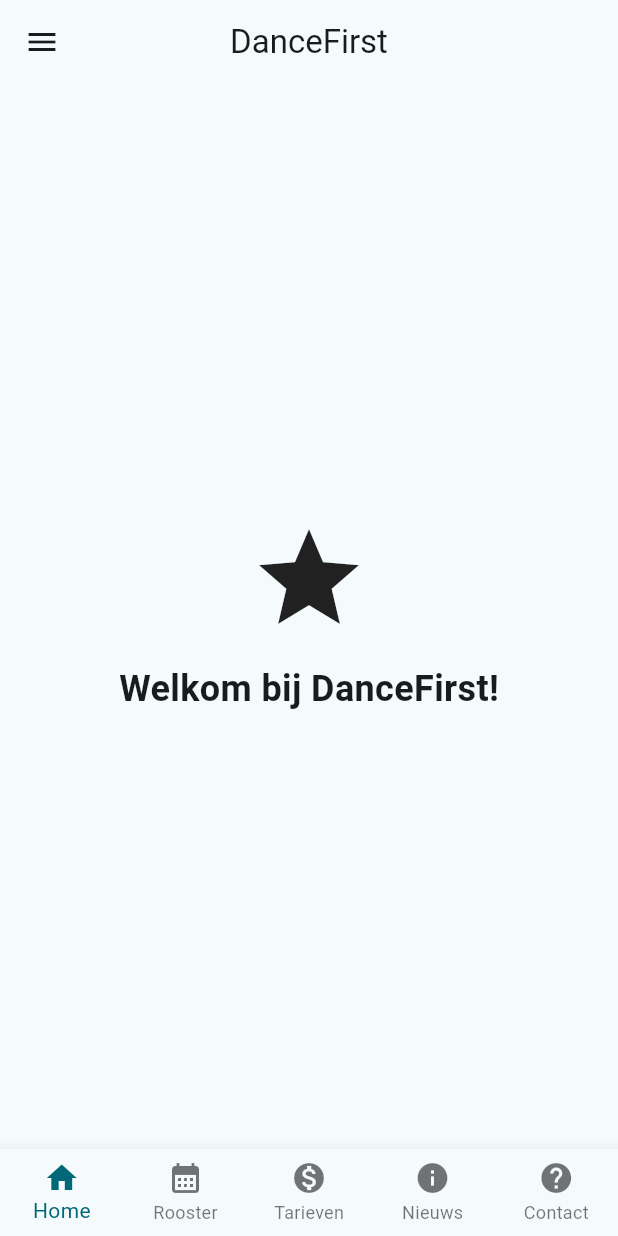
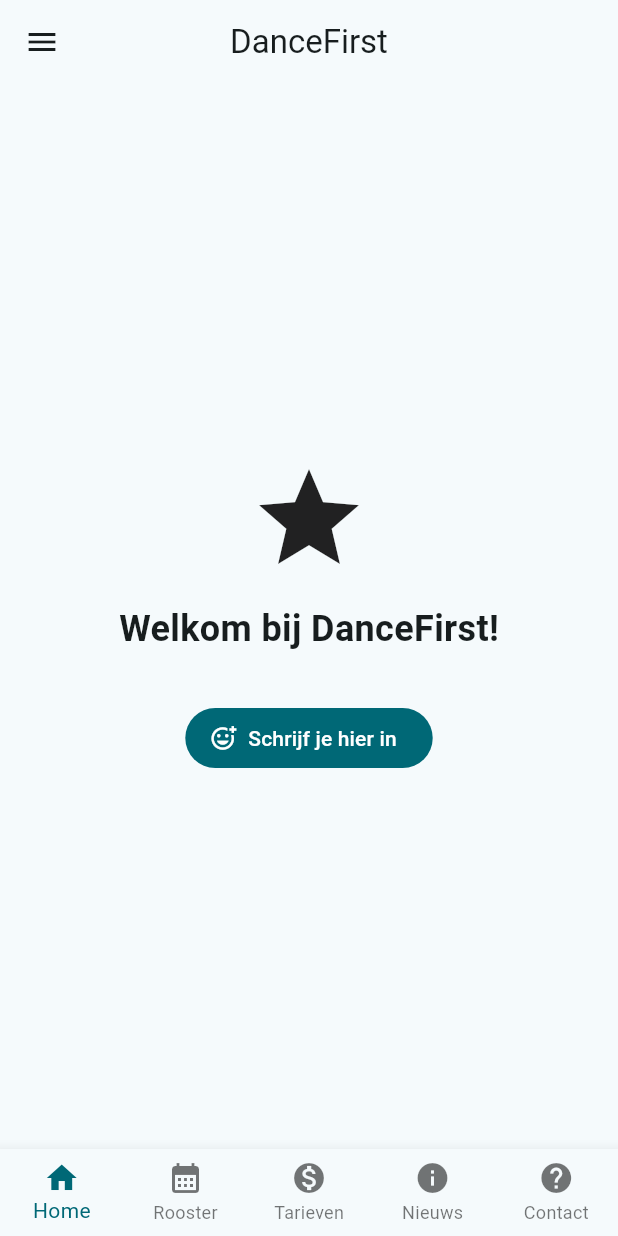
Before and after one commit to plotsklapps/DANCEFIRST, a Flutter app: the screen it shows once a user with an empty profile is signed in, on a phone screen of 412 x 824 dp. Run offline on Flutter 3.47's test engine with Material 3 defaults, Android fonts, the phone set to English and light mode, and no system bars; drawn by our look-alikes of toastification; our stand-ins replace cloud_firestore, firebase_analytics, firebase_auth, firebase_core, google_fonts, logger and 3 more; missing offline and left inert: firebase_app_check; accounts and stored records are empty; Roboto replaces fonts that are missing (Questrial); statements that could not run were skipped.

Commit message:
- Profielswitchen nu mogelijk; - Onboarding compleet.

```diff
--- a/lib/screens/homescreen/home_screen.dart
+++ b/lib/screens/homescreen/home_screen.dart
@@ -1,6 +1,8 @@
 import 'package:dancefirst/screens/homescreen/drawer_widget.dart';
+import 'package:dancefirst/screens/registration/registration_screen.dart';
 import 'package:dancefirst/screens/rooster_screen.dart';
 import 'package:dancefirst/screens/tarieven_screen.dart';
+import 'package:dancefirst/services/firestore_service.dart';
 import 'package:firebase_auth/firebase_auth.dart';
 import 'package:flutter/material.dart';
 
@@ -17,8 +19,10 @@ class HomeScreen extends StatefulWidget {
 
 class _HomeScreenState extends State<HomeScreen> {
   final PageController _pageController = PageController();
+  final FirestoreService _firestoreService = FirestoreService();
 
   int _currentIndex = 0;
+  String? _activeProfileId;
 
   final List<String> _appbarTitles = const <String>[
     'DanceFirst',
@@ -48,37 +52,120 @@ class _HomeScreenState extends State<HomeScreen> {
             _currentIndex = i;
           });
         },
-        children: const <Widget>[
-          Center(
+        children: <Widget>[
+          StreamBuilder<List<Map<String, dynamic>>>(
+            stream: _firestoreService.getProfilesStream(user?.uid ?? ''),
+            builder:
+                (
+                  BuildContext context,
+                  AsyncSnapshot<List<Map<String, dynamic>>> snapshot,
+                ) {
+                  final List<Map<String, dynamic>>? profiles = snapshot.data;
+                  if (profiles == null || profiles.isEmpty) {
+                    return Center(
                       child: Column(
                         mainAxisAlignment: MainAxisAlignment.center,
                         children: <Widget>[
-                Icon(Icons.star, size: 80),
-                SizedBox(height: 16),
-                Text(
+                          const Icon(Icons.star, size: 80),
+                          const SizedBox(height: 16),
+                          const Text(
                             'Welkom bij DanceFirst!',
                             style: TextStyle(
                               fontSize: 24,
                               fontWeight: FontWeight.bold,
                             ),
                           ),
+                          const SizedBox(height: 32),
+                          FilledButton.icon(
+                            onPressed: () async {
+                              await Navigator.push(
+                                context,
+                                MaterialPageRoute<void>(
+                                  builder: (_) => const RegistrationScreen(),
+                                ),
+                              );
+                            },
+                            icon: const Icon(Icons.add_reaction_outlined),
+                            label: const Text('Schrijf je hier in'),
+                          ),
                         ],
                       ),
+                    );
+                  }
+
+                  // Set default active profile if null.
+                  if (_activeProfileId == null ||
+                      !profiles.any(
+                        (Map<String, dynamic> p) => p['id'] == _activeProfileId,
+                      )) {
+                    _activeProfileId = profiles.first['id'] as String;
+                  }
+
+                  final Map<String, dynamic> activeProfile = profiles
+                      .firstWhere(
+                        (Map<String, dynamic> p) => p['id'] == _activeProfileId,
+                      );
+
+                  return Center(
+                    child: Column(
+                      mainAxisAlignment: MainAxisAlignment.center,
+                      children: <Widget>[
+                        Icon(
+                          Icons.star,
+                          size: 80,
+                          color: Theme.of(context).colorScheme.primary,
                         ),
-          RoosterScreen(),
-          TarievenScreen(),
-          Center(child: Text('Nieuws Content')),
-          Center(child: Text('Contact Content')),
+                        const SizedBox(height: 16),
+                        Text(
+                          'Hoi, ${activeProfile['firstName']}!',
+                          style: const TextStyle(
+                            fontSize: 24,
+                            fontWeight: FontWeight.bold,
+                          ),
+                        ),
+                        const SizedBox(height: 24),
+                        const Text('Wissel van profiel:'),
+                        const SizedBox(height: 8),
+                        Wrap(
+                          spacing: 8,
+                          children: profiles.map((Map<String, dynamic> p) {
+                            final bool isSelected = p['id'] == _activeProfileId;
+                            return ChoiceChip(
+                              label: Text(p['firstName'] as String),
+                              selected: isSelected,
+                              onSelected: (bool selected) {
+                                if (selected) {
+                                  setState(() {
+                                    _activeProfileId = p['id'] as String?;
+                                  });
+                                }
+                              },
+                            );
+                          }).toList(),
+                        ),
+                      ],
+                    ),
+                  );
+                },
+          ),
+          const RoosterScreen(),
+          const TarievenScreen(),
+          const Center(child: Text('Nieuws Content')),
+          const Center(child: Text('Contact Content')),
         ],
       ),
       bottomNavigationBar: BottomNavigationBar(
         type: BottomNavigationBarType.fixed,
         currentIndex: _currentIndex,
-        onTap: (int i) {
+        onTap: (int i) async {
           setState(() {
             _currentIndex = i;
           });
-          _pageController.jumpToPage(i);
+          await _pageController.animateToPage(
+            i,
+            duration: const Duration(milliseconds: 400),
+            curve: Curves.easeInOut,
+          );
         },
         items: const <BottomNavigationBarItem>[
           BottomNavigationBarItem(icon: Icon(Icons.home), label: 'Home'),
```
Also changed, not shown: lib/screens/onboardingscreen/verification_screen.dart (+34 -74 lines). Lines whose indentation alone changed are shown as unchanged.
